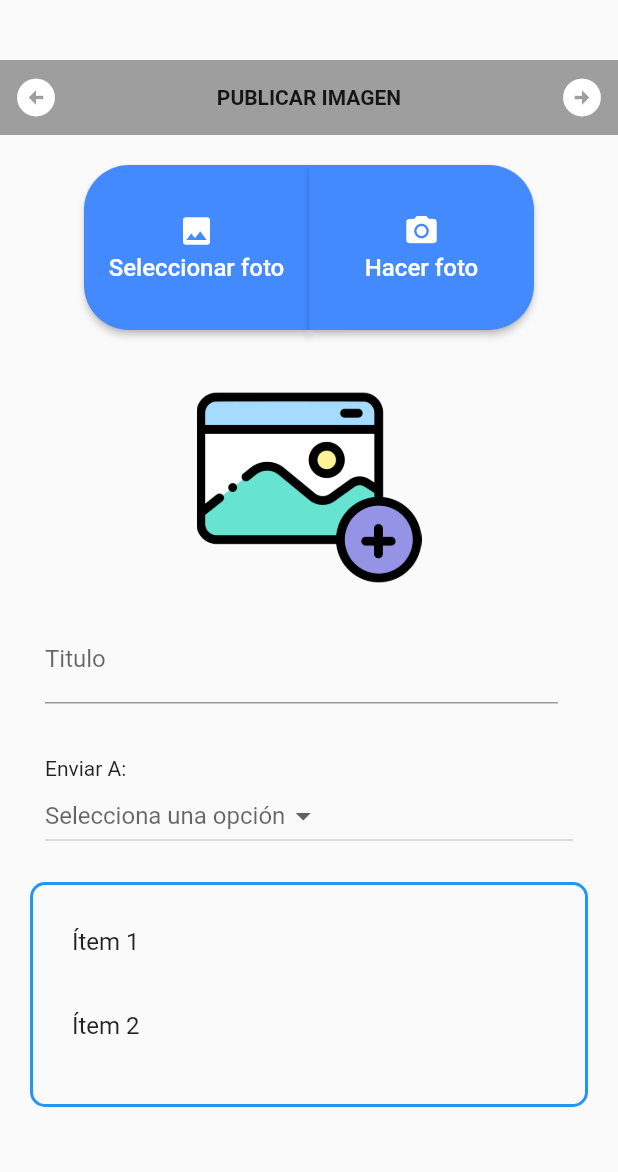
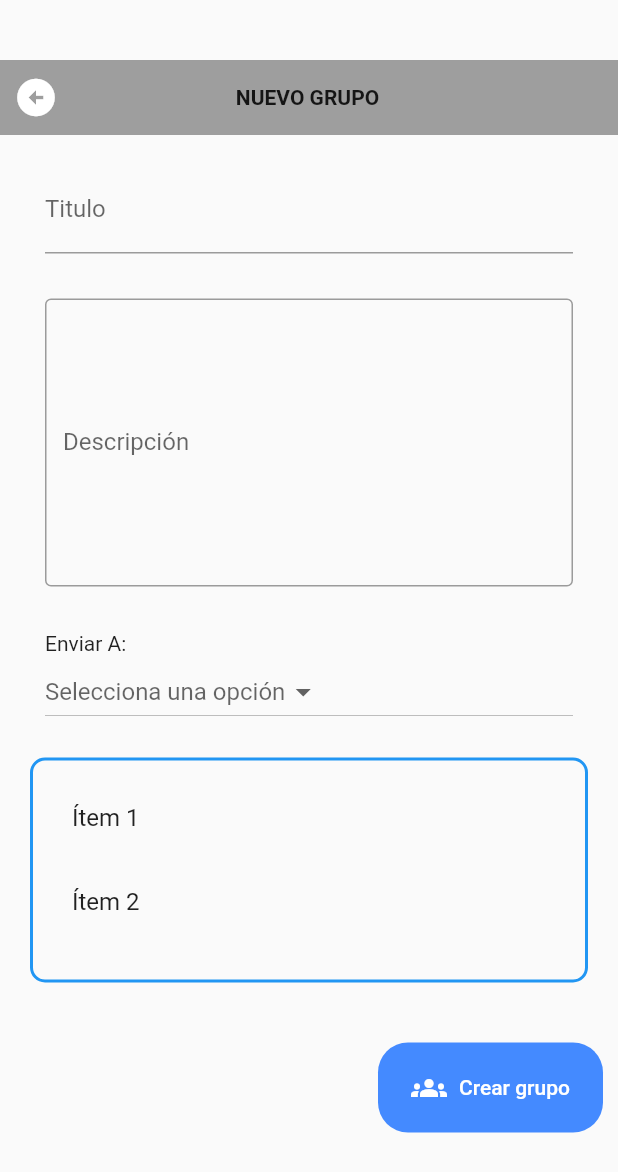
Before and after one commit to NickC25C/nest_frontend, a Flutter app: the screen it shows after launch, on a phone screen of 412 x 824 dp. Shown: the top 1172 px of the screen. Run offline on Flutter 3.47's test engine with Material 2 defaults, Android fonts, the phone set to English and light mode, and no system bars.

Commit message:
terminado el screen de crear grupos

```diff
--- a/lib/main.dart
+++ b/lib/main.dart
@@ -1,6 +1,7 @@
 import 'package:flutter/material.dart';
 import 'package:nest_fronted/screens/pub_imagen.dart';
 import 'package:nest_fronted/screens/pub_nota.dart';
+import 'package:nest_fronted/screens/crear_grupos.dart';
 import 'package:nest_fronted/screens/tablon.dart';
 
 void main() => runApp(const MyApp());
@@ -13,11 +14,12 @@ class MyApp extends StatelessWidget {
     return MaterialApp(
       debugShowCheckedModeBanner: false,
       title: 'Material App',
-      initialRoute: 'pub_imagen',
+      initialRoute: 'crea_grupo',
       routes: {
         'tablon': (_) => const TablonScreen(),
         'pub_notas': (_) => const PubNotaScreen(),
-        'pub_imagen': (_) => const PubImagenScreen()
+        'pub_imagen': (_) => const PubImagenScreen(),
+        'crea_grupo': (_) => const CrearGrupos(),
       },
     );
   }
--- /dev/null
+++ b/lib/screens/crear_grupos.dart
@@ -0,0 +1,194 @@
+import 'package:flutter/material.dart';
+import 'package:nest_fronted/widgets/titulo_pub.dart';
+
+const tituloScreen = 'NUEVO GRUPO';
+
+class CrearGrupos extends StatelessWidget {
+  const CrearGrupos({super.key});
+
+  @override
+  Widget build(BuildContext context) {
+    return Scaffold(
+      body: SingleChildScrollView(
+        child: Column(
+          mainAxisAlignment: MainAxisAlignment.spaceBetween,
+          children: [
+            BarraGrupo(titulo: tituloScreen),
+            Padding(
+              padding: const EdgeInsets.symmetric(vertical: 20.0),
+              child: Titulo(),
+            ),
+            Padding(
+              padding: const EdgeInsets.symmetric(vertical: 10.0),
+              child: Descripcion(),
+            ),
+            Padding(
+              padding: const EdgeInsets.symmetric(vertical: 20.0),
+              child: Column(
+                children: [
+                  DropdownSample(),
+                  Listado(),
+                ],
+              ),
+            ),
+            BotonCrear(),
+          ],
+        ),
+      )
+    );
+  }
+}
+
+class BarraGrupo extends StatelessWidget {
+  final String titulo;
+  const BarraGrupo({
+    super.key,
+    required this.titulo,
+  });
+
+  @override
+  Widget build(BuildContext context) {
+    return Container(
+      height: 50,
+      width: double.infinity,
+      margin: const EdgeInsets.only(top: 40),
+      color: Colors.grey,
+      child: Row(
+          mainAxisAlignment: MainAxisAlignment.spaceBetween,
+          children: [
+          IconButton(
+            onPressed: () {},
+            icon: Icon(Icons.arrow_circle_left, color: Colors.white, size: 30),
+          ),
+          Text(
+            titulo,
+            style: const TextStyle(fontWeight: FontWeight.bold),
+          ),
+            SizedBox(
+              width: 50,
+            )
+          ],
+      ),
+    );
+  }
+}
+
+class Descripcion extends StatelessWidget {
+  const Descripcion({
+    super.key,
+  });
+
+  @override
+  Widget build(BuildContext context) {
+    return Padding(
+      padding: const EdgeInsets.symmetric(horizontal: 30.0),
+      child: Container(
+        width: double.infinity,
+        child: TextField(
+          maxLines: 8,
+          decoration: InputDecoration(
+            labelText : 'Descripción',
+            border: OutlineInputBorder(),
+          ),
+        ),
+      ),
+    );
+  }
+}
+
+class DropdownSample extends StatefulWidget {
+  @override
+  _Enviar createState() => _Enviar();
+}
+
+class _Enviar extends State<DropdownSample> {
+  String? selectedValue;
+
+  @override
+  Widget build(BuildContext context) {
+    return  Padding(
+      padding: const EdgeInsets.symmetric(horizontal: 30.0),
+      child: Column(
+        crossAxisAlignment: CrossAxisAlignment.start,
+        children: [
+          Text('Enviar A:'),
+          Container(
+            width: double.infinity,
+            child: DropdownButton<String>(
+                items: <String>['Opción 1', 'Opción 2'].map<DropdownMenuItem<String>>((String value) {
+                  return DropdownMenuItem<String>(
+                    value: value,
+                    child: Text(value),
+                  );
+                }).toList(),
+
+                value: selectedValue,
+                hint: Text('Selecciona una opción'),
+                onChanged: (String? newValue){
+                  setState(() {
+                    selectedValue = newValue;
+                  });
+                }),
+          ),
+        ],
+      ),
+    );
+  }
+}
+
+class Listado extends StatelessWidget {
+  const Listado({
+    super.key,
+  });
+
+  @override
+  Widget build(BuildContext context) {
+    return Container(
+      height: 150,
+      padding: EdgeInsets.all(10),
+      margin: EdgeInsets.all(20),
+      decoration: BoxDecoration(
+        border: Border.all(color: Colors.blue, width: 2),
+        borderRadius: BorderRadius.circular(10),
+      ),
+      child: ListView(
+        children: [
+          ListTile(title: Text('Ítem 1'),),
+          ListTile(title: Text('Ítem 2')),
+          ListTile(title: Text('Ítem 3')),
+        ],
+      ),
+    );
+  }
+}
+
+class BotonCrear extends StatelessWidget {
+  const BotonCrear({
+    super.key,
+  });
+
+  @override
+  Widget build(BuildContext context) {
+    return Padding(
+      padding: const EdgeInsets.symmetric(horizontal: 10),
+      child: Align(
+        alignment: Alignment.centerRight,
+        child: SizedBox(
+          height: 60,
+          width: 150,
+          child: TextButton.icon(
+            onPressed: (){},
+            icon: Icon(Icons.groups, color: Colors.white,),
+            label: Text('Crear grupo', style: TextStyle(color: Colors.white),),
+            style: TextButton.styleFrom(
+              backgroundColor: Colors.blueAccent,
+              shape: RoundedRectangleBorder(
+                  borderRadius: BorderRadius.circular(20.0),
+                  )
+              ),
+            ),
+        ),
+      ),
+    );
+  }
+}
--- a/lib/screens/pub_imagen.dart
+++ b/lib/screens/pub_imagen.dart
@@ -1,5 +1,6 @@
 import 'package:flutter/material.dart';
 import 'package:nest_fronted/widgets/barra_publicar.dart';
+import 'package:nest_fronted/widgets/titulo_pub.dart';
 
 const tituloScreen = 'PUBLICAR IMAGEN';
 
@@ -138,29 +139,6 @@ class AnyadirImagen extends StatelessWidget {
 
 }
 
-class Titulo extends StatelessWidget {
-  const Titulo({
-    super.key,
-  });
-
-  @override
-  Widget build(BuildContext context) {
-    return Padding(
-      padding: const EdgeInsets.symmetric(horizontal: 30.0),
-      child: Container(
-            width: double.infinity,
-            child: TextField(
-              decoration: InputDecoration(
-                labelText : 'Titulo',
-                border: UnderlineInputBorder(),
-                hintText: 'La Rata Ladrona',
-              ),
-            ),
-      ),
-    );
-  }
-}
-
 class DropdownSample extends StatefulWidget {
   @override
   _Enviar createState() => _Enviar();
--- /dev/null
+++ b/lib/widgets/titulo_pub.dart
@@ -0,0 +1,24 @@
+import 'package:flutter/material.dart';
+
+class Titulo extends StatelessWidget {
+  const Titulo({
+    super.key,
+  });
+
+  @override
+  Widget build(BuildContext context) {
+    return Padding(
+      padding: const EdgeInsets.symmetric(horizontal: 30.0),
+      child: Container(
+        width: double.infinity,
+        child: TextField(
+          decoration: InputDecoration(
+            labelText : 'Titulo',
+            border: UnderlineInputBorder(),
+            hintText: 'La Rata Ladrona',
+          ),
+        ),
+      ),
+    );
+  }
+}
```
